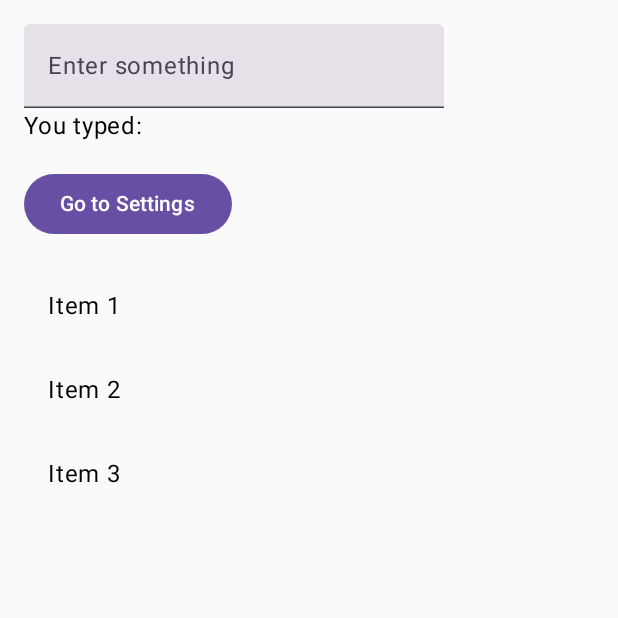
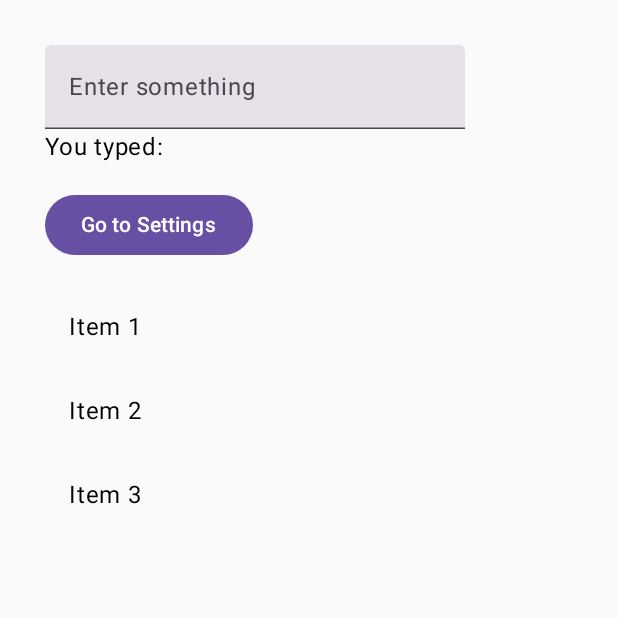
Before and after one commit to otkrove1337/mpmp5, an Android app built with Jetpack Compose: the screen it shows after launch (MainActivity), on a phone screen of 412 x 824 dp, the top half of it. Run offline under Robolectric (Android 15) with nearby library versions, the phone set to English and light mode, and no system bars.

Commit message:
Jetpack Compose project

```diff
--- a/app/src/main/java/com/example/multiscreenapp/MainActivity.kt
+++ b/app/src/main/java/com/example/multiscreenapp/MainActivity.kt
@@ -80,7 +80,7 @@ fun AppNavigation() {
 @Composable
 fun HomeScreen(navController: NavController, sharedViewModel: SharedViewModel) {
     var text by remember { mutableStateOf("") }
-    Column(modifier = Modifier.padding(16.dp)) {
+    Column(modifier = Modifier.padding(30.dp)) {
         TextField(
             value = text,
             onValueChange = { text = it },
```
